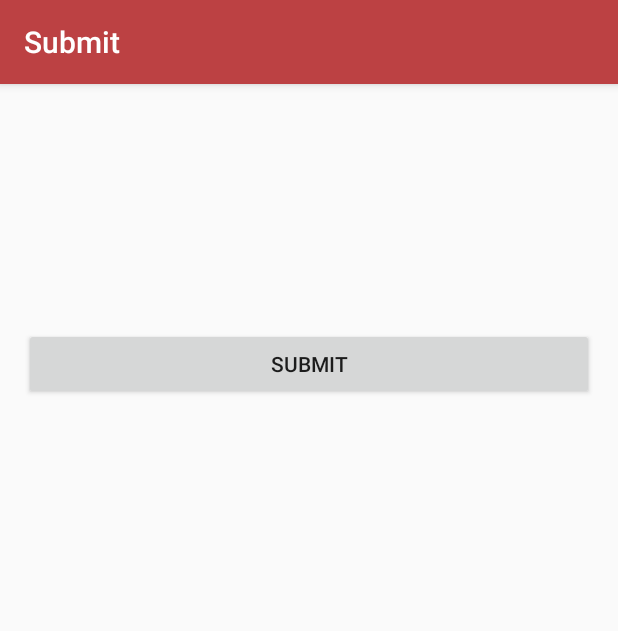
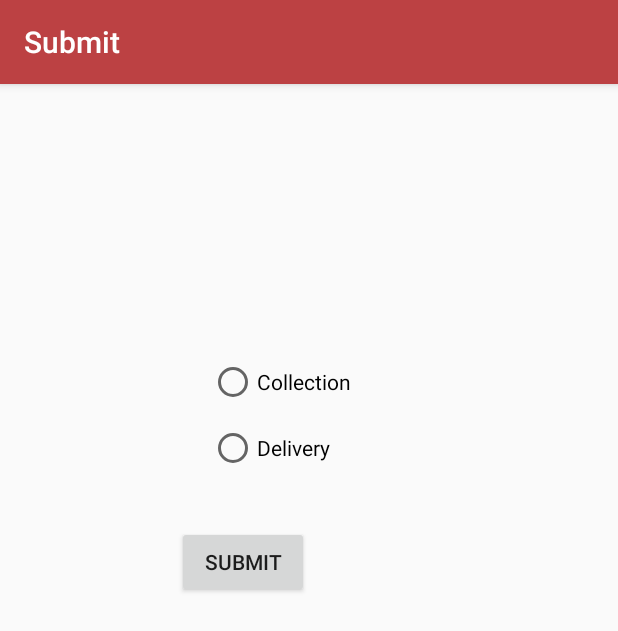
Before and after one commit to andreienache97/borrowMe-rental-marketpalce-Android, an Android app: the Submit_Activity screen opened directly, with no data from a screen before it, on a phone screen of 412 x 824 dp. Shown: the top 631 px of the screen. Run offline under Robolectric (Android 15) with nearby library versions, the phone set to English and light mode, and no system bars; our stand-ins replace Volley; network calls fail.

Commit message:
Radio buttons delivery & collection Luis back button

```diff
--- a/app/src/main/AndroidManifest.xml
+++ b/app/src/main/AndroidManifest.xml
@@ -59,8 +59,8 @@
 
         <activity android:name=".Departments.AllDepartments" />
         <activity android:name=".Top_upActivity" android:parentActivityName=".MainActivity"> </activity> //luis
-        <activity android:name=".Item.ItemDetails" />
-        <activity android:name=".Departments.DepartmentByName" />
+        <activity android:name=".Item.ItemDetails" android:parentActivityName=".Departments.DepartmentByName"> </activity>
+        <activity android:name=".Departments.DepartmentByName" android:parentActivityName=".MainActivity"> </activity>
         <activity android:name=".Item.MyItems" />
         <activity android:name=".Item.ReportItems" />
         <activity
--- a/app/src/main/java/com/groupProject/borrowMe/Submit_Activity.java
+++ b/app/src/main/java/com/groupProject/borrowMe/Submit_Activity.java
@@ -6,8 +6,10 @@ package com.groupProject.borrowMe;
 
 import android.content.Intent;
 import android.os.Bundle;
+import android.support.v7.app.AlertDialog;
 import android.support.v7.app.AppCompatActivity;
 import android.view.View;
+import android.widget.RadioGroup;
 import android.widget.TextView;
 import android.widget.Button;
 import android.util.Log;
@@ -15,6 +17,7 @@ import android.util.Log;
 import com.android.volley.RequestQueue;
 import com.android.volley.Response;
 import com.android.volley.toolbox.Volley;
+import com.groupProject.borrowMe.Item.ItemDetails;
 import com.groupProject.borrowMe.JSONRequests.SubmitItem;
 
 import org.json.JSONException;
@@ -52,6 +55,10 @@ public class Submit_Activity extends AppCompatActivity{
         LenderEmail.setText( LEmail );
         BorrowEmail.setText( BEmail );
 
+        RadioGroup radioGroup;
+
+        radioGroup = (RadioGroup) findViewById(R.id.radioGroup);
+
 //when Submit
         Submit.setOnClickListener( new View.OnClickListener() {
             @Override
@@ -70,6 +77,11 @@ public class Submit_Activity extends AppCompatActivity{
 
                                     } else {
 
+                                        android.app.AlertDialog.Builder builder = new android.app.AlertDialog.Builder(Submit_Activity.this);
+                                        builder.setMessage("Failed!")
+                                                .setNegativeButton("Retry", null)
+                                                .create()
+                                                .show();
 
                                     }
                                 } catch (JSONException e) {
--- a/app/src/main/res/layout/activity_submit.xml
+++ b/app/src/main/res/layout/activity_submit.xml
@@ -48,18 +48,45 @@
         android:id="@+id/Lenderemail"
         android:layout_below="@+id/Borrowemail"
         android:layout_centerHorizontal="true" />
+
+    <RadioGroup
+        android:id="@+id/radioGroup2"
+        android:layout_width="100dp"
+        android:layout_height="100dp"
+        android:layout_marginLeft="123dp"
+        android:layout_marginTop="20dp"
+        android:layout_below="@+id/Lenderemail">
+
+        <RadioButton
+            android:id="@+id/radioButton2"
+            android:layout_width="wrap_content"
+            android:layout_height="wrap_content"
+            android:layout_alignBaseline="@+id/radioButton"
+            android:layout_alignBottom="@+id/radioButton"
+            android:layout_toEndOf="@+id/item_id"
+            android:layout_toRightOf="@+id/item_id"
+            android:text="Collection" />
+
+        <RadioButton
+            android:id="@+id/radioButton"
+            android:layout_width="93dp"
+            android:layout_height="wrap_content"
+            android:layout_below="@+id/Lenderemail"
+            android:layout_marginTop="12dp"
+            android:layout_toLeftOf="@+id/item_id"
+            android:layout_toStartOf="@+id/item_id"
+            android:text="Delivery" />
+    </RadioGroup>
+
     <Button
         android:id="@+id/bSubmit"
         android:layout_width="wrap_content"
         android:layout_height="wrap_content"
-        android:layout_alignParentEnd="true"
-        android:layout_alignParentLeft="true"
-        android:layout_alignParentRight="true"
-        android:layout_alignParentStart="true"
+        android:layout_alignEnd="@+id/EndDate"
+        android:layout_alignRight="@+id/EndDate"
         android:layout_below="@+id/Lenderemail"
+        android:layout_marginTop="132dp"
         android:text="Submit" />
 
 
-
-
 </RelativeLayout>
--- /dev/null
+++ b/app/src/main/res/values/ids.xml
@@ -0,0 +1,4 @@
+<?xml version="1.0" encoding="utf-8"?>
+<resources>
+    <item name="radioGroup" type="id" />
+</resources>
```
